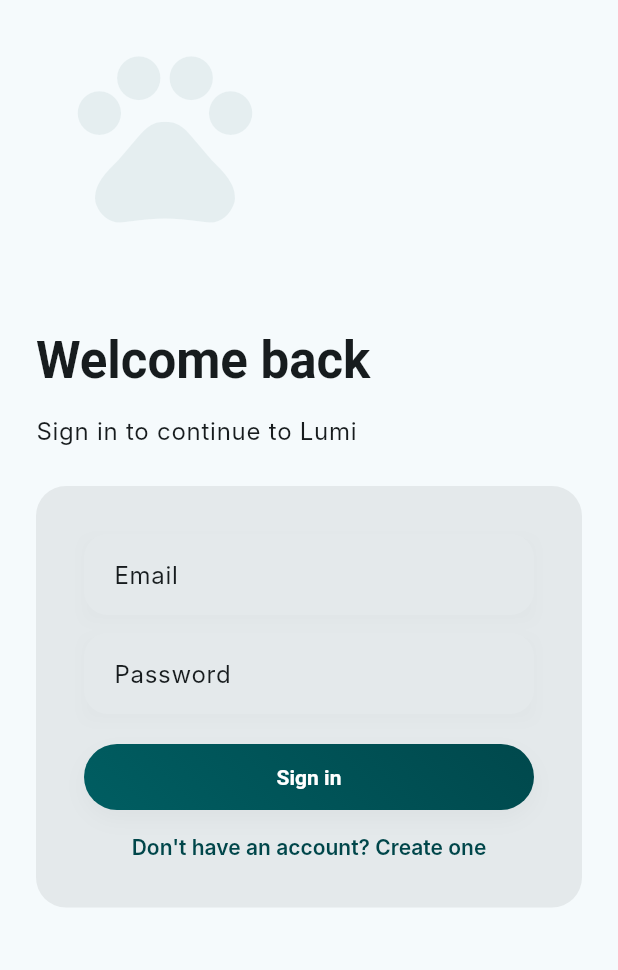
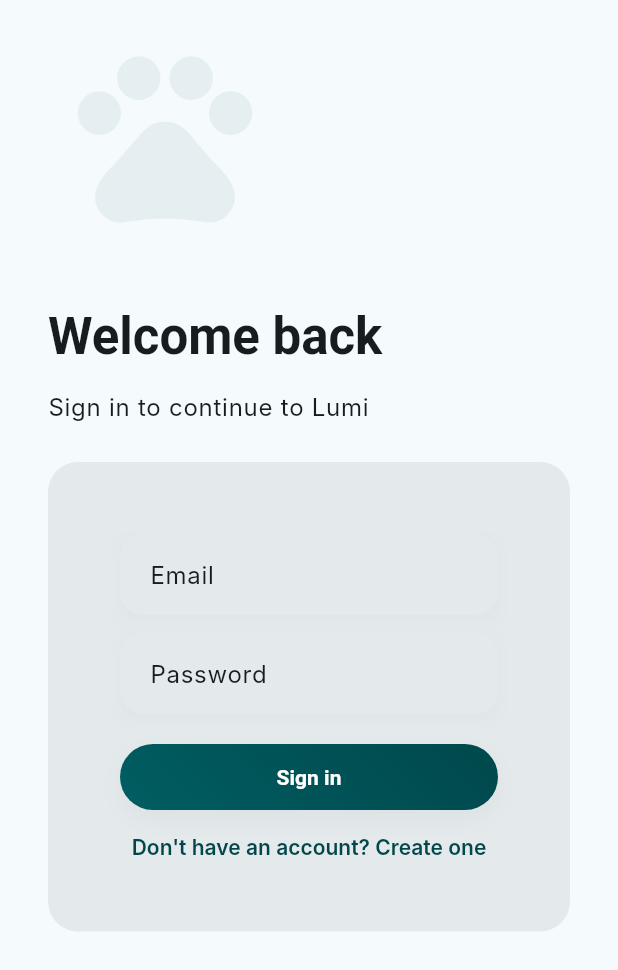
Before and after one commit to tianhaoz95/lumi, a Flutter app: the screen it shows after launch, on a phone screen of 412 x 824 dp. Shown: the top 970 px of the screen. Run offline on Flutter 3.47's test engine with Material 3 defaults, Android fonts, the phone set to English and light mode, and no system bars; our stand-ins replace appwrite, flutter_riverpod, go_router; missing offline and left inert: dart:ffi, flutter_rust_bridge; Roboto replaces fonts that are missing (Inter, Manrope); statements that could not run were skipped.

Commit message:
Implement login asymmetry and spacing
Co-authored-by: Copilot <223556219+Copilot@users.noreply.github.com>

```diff
--- a/lib/features/auth/login_screen.dart
+++ b/lib/features/auth/login_screen.dart
@@ -138,9 +138,9 @@ class _LoginScreenState extends ConsumerState<LoginScreen> {
                 ),
                 Center(
                   child: ConstrainedBox(
-                    constraints: const BoxConstraints(maxWidth: 920),
+                    constraints: const BoxConstraints(maxWidth: 1000),
                     child: Padding(
-                      padding: const EdgeInsets.symmetric(horizontal: 24.0, vertical: 32.0),
+                      padding: const EdgeInsets.symmetric(horizontal: 32.0, vertical: 48.0),
                       child: SingleChildScrollView(
                         child: wide
                             ? Row(
@@ -150,7 +150,7 @@ class _LoginScreenState extends ConsumerState<LoginScreen> {
                                   Expanded(
                                     flex: 3,
                                     child: Padding(
-                                      padding: const EdgeInsets.only(right: 48.0, top: 24.0),
+                                      padding: const EdgeInsets.only(right: 64.0, top: 40.0),
                                       child: Column(
                                         crossAxisAlignment: CrossAxisAlignment.start,
                                         children: [
@@ -167,7 +167,7 @@ class _LoginScreenState extends ConsumerState<LoginScreen> {
                                     child: AnimatedContainer(
                                       duration: const Duration(milliseconds: 300),
                                       curve: Curves.easeOut,
-                                      padding: EdgeInsets.all(_hasFocus ? 40.0 : 32.0),
+                                      padding: EdgeInsets.all(_hasFocus ? 56.0 : 48.0),
                                       decoration: BoxDecoration(
                                         color: LumiColors.surfaceContainerHigh,
                                         borderRadius: BorderRadius.circular(20),
@@ -188,7 +188,7 @@ class _LoginScreenState extends ConsumerState<LoginScreen> {
                                   AnimatedContainer(
                                     duration: const Duration(milliseconds: 300),
                                     curve: Curves.easeOut,
-                                    padding: EdgeInsets.all(_hasFocus ? 40.0 : 32.0),
+                                    padding: EdgeInsets.all(_hasFocus ? 56.0 : 48.0),
                                     decoration: BoxDecoration(
                                       color: LumiColors.surfaceContainerHigh,
                                       borderRadius: BorderRadius.circular(20),
```
Also changed, not shown: 1 other file.
